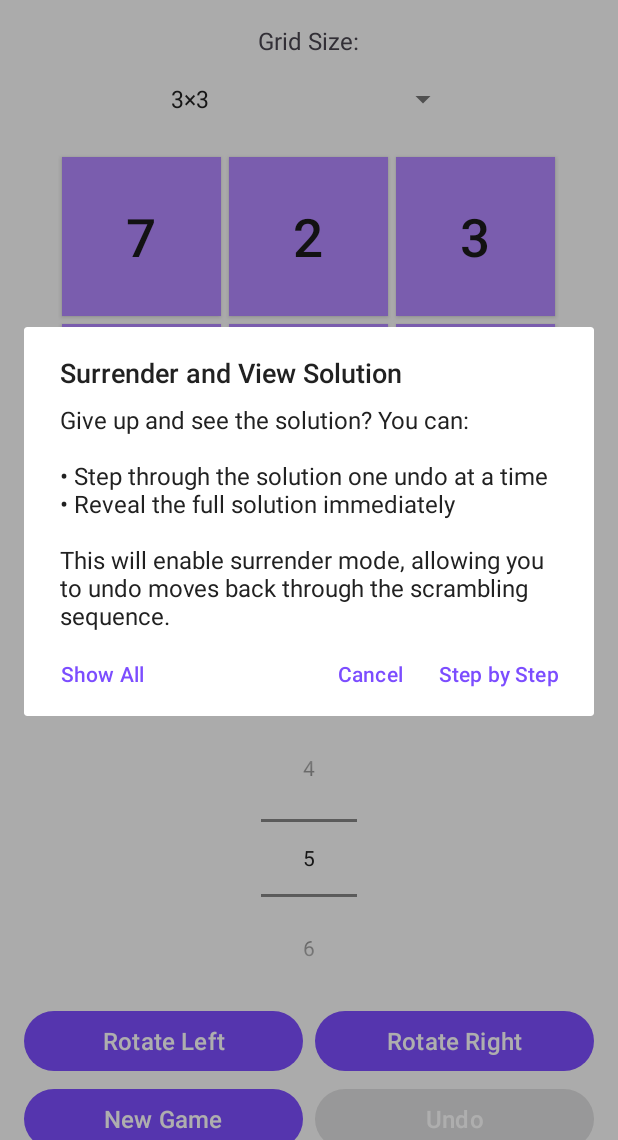
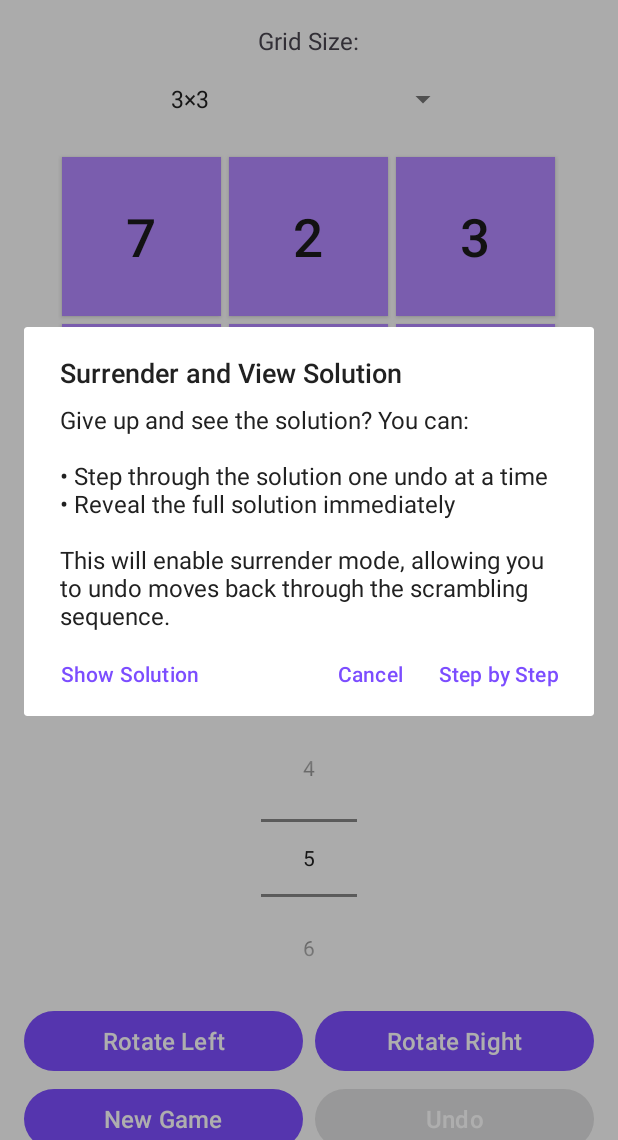
Before and after one commit to EthanWight/Revolution, an Android app: the screen it shows after launch (MainActivity), in the options menu, after a tap on "Surrender", on a phone screen of 412 x 824 dp, the part 96-1236 px from its top. Run offline under Robolectric (Android 15) with nearby library versions, the phone set to English and light mode, and no system bars.

Commit message:
chore: Update string resource
Renames the `surrender_show_all` string resource from "Show All" to "Show Solution" for better clarity in the surrender dialog.

```diff
--- a/app/src/main/res/values/strings.xml
+++ b/app/src/main/res/values/strings.xml
@@ -44,7 +44,7 @@
     <string name="surrender_title">Surrender and View Solution</string>
     <string name="surrender_message">Give up and see the solution? You can:\n\n• Step through the solution one undo at a time\n• Reveal the full solution immediately\n\nThis will enable surrender mode, allowing you to undo moves back through the scrambling sequence.</string>
     <string name="surrender_step_by_step">Step by Step</string>
-    <string name="surrender_show_all">Show All</string>
+    <string name="surrender_show_all">Show Solution</string>
     <string name="surrender_mode_enabled">Surrender mode enabled. You can now undo %d moves to reach the solution.</string>
     <string name="solution_revealed">Solution revealed! Undid %d moves.</string>
 
```
